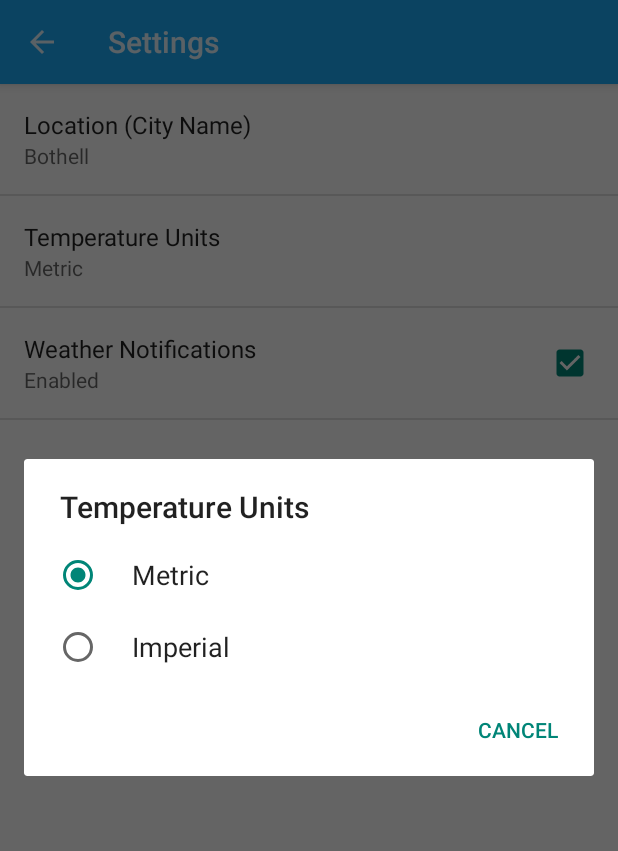
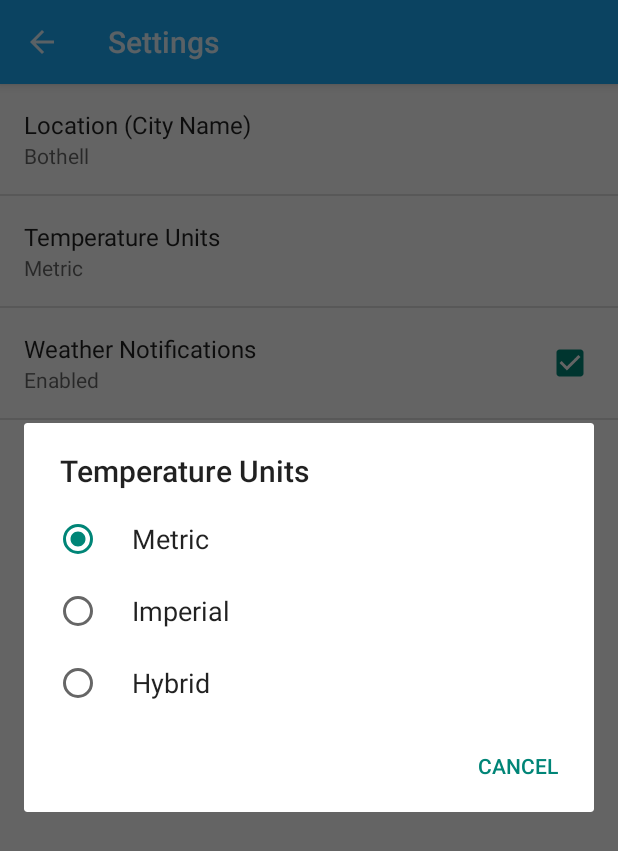
Before and after one commit to prabeshb/megam, an Android app: the SettingsActivity screen opened directly, with no data from a screen before it, after a tap on "Temperature Units", on a phone screen of 412 x 824 dp. Shown: the top 851 px of the screen. Run offline under Robolectric (Android 15) with nearby library versions, the phone set to English and light mode, and no system bars.

Commit message:
Updated C & F in forcast xml

```diff
--- a/app/src/main/res/layout/list_item_forecast_today.xml
+++ b/app/src/main/res/layout/list_item_forecast_today.xml
@@ -28,7 +28,7 @@
             android:id="@+id/list_item_high_textview"
             android:layout_width="match_parent"
             android:layout_height="wrap_content"
-            android:textSize="72sp"
+            android:textSize="40sp"
             android:fontFamily="sans-serif-light"
             android:textColor="@color/white" />
 
--- a/app/src/main/res/values/arrays.xml
+++ b/app/src/main/res/values/arrays.xml
@@ -4,10 +4,12 @@
     <string-array name="pref_units_options">
         <item>@string/pref_units_label_metric</item>
         <item>@string/pref_units_label_imperial</item>
+        <item>@string/pref_units_label_hybrid</item>
     </string-array>
 
     <string-array name="pref_units_values">
         <item>@string/pref_units_metric</item>
         <item>@string/pref_units_imperial</item>
+        <item>@string/pref_units_hybrid</item>
     </string-array>
 </resources>
--- a/app/src/main/res/values/strings.xml
+++ b/app/src/main/res/values/strings.xml
@@ -49,6 +49,9 @@
     <!-- Label for imperial option in temperature unit preference [CHAR LIMIT=25] -->
     <string name="pref_units_label_imperial">Imperial</string>
 
+    <!-- Label for hybrid option in temperature unit preference -->
+    <string name="pref_units_label_hybrid">Hybrid</string>
+
     <!-- Key name for temperature unit preference in SharedPreferences [CHAR LIMIT=NONE] -->
     <string name="pref_units_key" translatable="false">units</string>
 
@@ -58,6 +61,8 @@
     <!-- Value in SharedPreferences for imperial temperature unit option [CHAR LIMIT=NONE] -->
     <string name="pref_units_imperial" translatable="false">imperial</string>
 
+    <!-- Value in sharedPreferences for hybrid temperature unit option -->
+    <string name="pref_units_hybrid" translatable="false">hybrid</string>
 
     <!-- Language-specific constants -->
     <string name="today">Today</string>
```
Also changed, not shown: app/src/main/java/com/ekindesignlabs/android/megam/app/ForecastAdapter.java (+12 -2 lines), app/src/main/java/com/ekindesignlabs/android/megam/app/Utility.java (+13 -0 lines), 1 other file.
